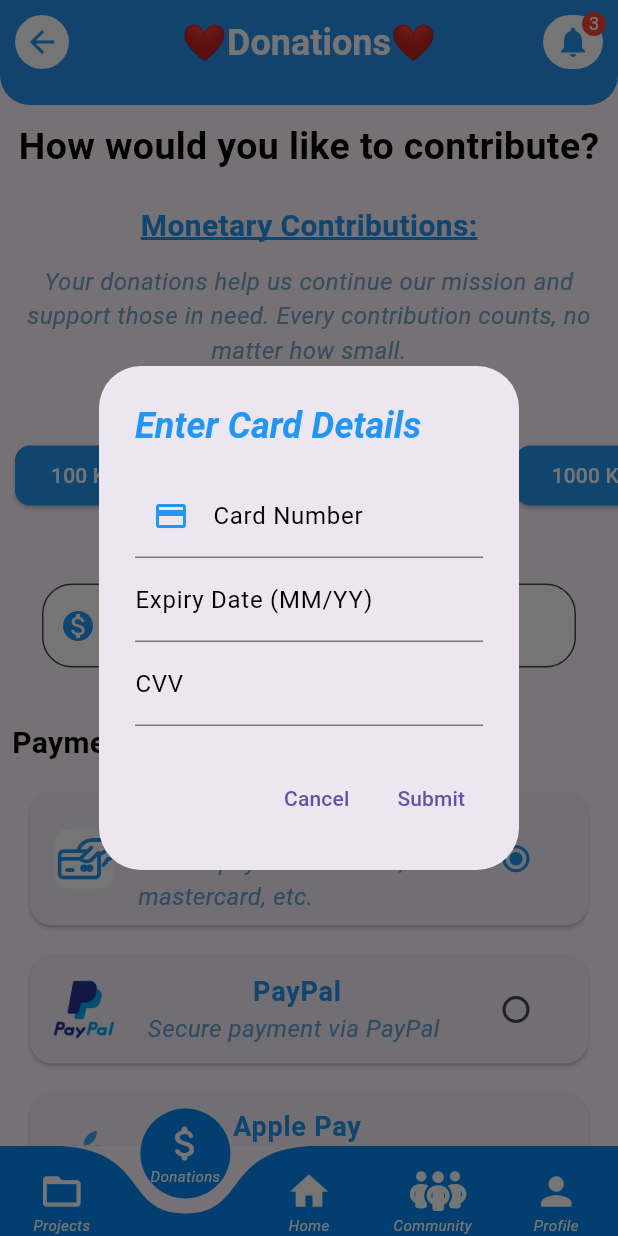
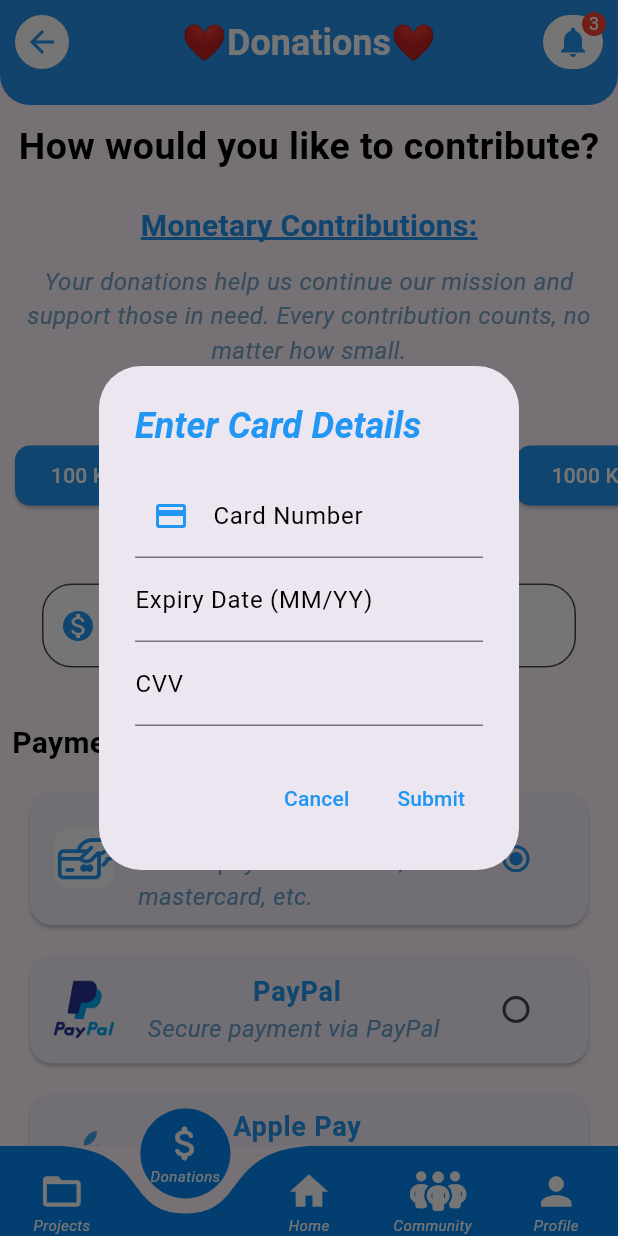
Before and after one commit to Yvonne-Wanja-1/appy, a Flutter app: the screen it shows after launch, item 2 of the bottom bar chosen, after a tap on "Credit/Debit Card", on a phone screen of 412 x 824 dp. Run offline on Flutter 3.47's test engine with Material 3 defaults, Android fonts, the phone set to English and light mode, and no system bars; drawn by our look-alikes of curved_navigation_bar; our stand-ins replace animated_text_kit, font_awesome_flutter, google_fonts, image_cropper, image_picker, open_file and 2 more; Roboto replaces fonts that are missing (Arial).

```diff
--- a/appy/lib/pages/pages/donations.dart
+++ b/appy/lib/pages/pages/donations.dart
@@ -82,10 +82,12 @@ class _DonationsPageState extends State<DonationsPage> with SingleTickerProvider
             ),
           ),
           actions: <Widget>[
-            TextButton(child: const Text('Cancel'), onPressed: () => Navigator.of(context).pop()),
-            TextButton(child: const Text('Submit'), onPressed: () {
-              // Handle payment submission logic
-              Navigator.of(context).pop();
+            TextButton(child: const Text('Cancel', style: TextStyle(color: Colors.blue)), onPressed: () => Navigator.of(context).pop()),
+            TextButton(child: const Text('Submit', style: TextStyle(color: Colors.blue)), onPressed: () {
+
+
+
+         ;
             }),
           ],
         );
```
